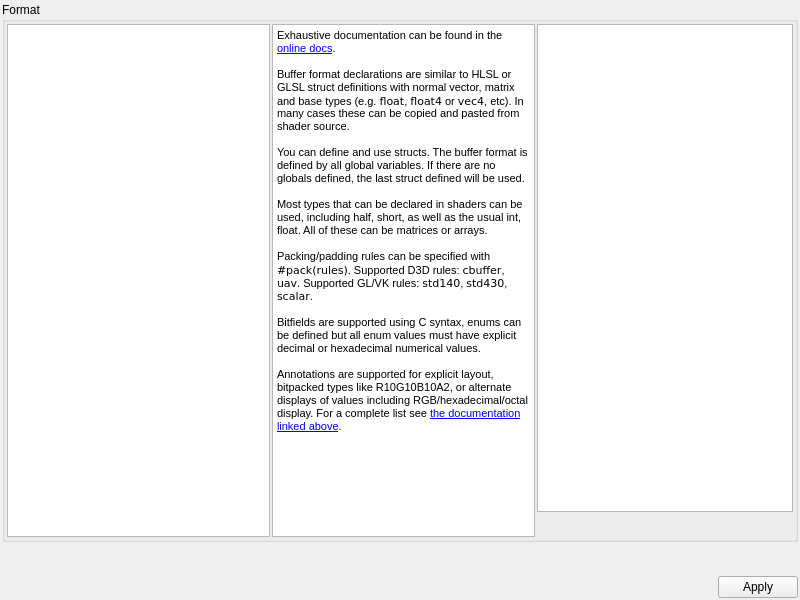
baldurk/renderdoc, file qrenderdoc/Widgets/BufferFormatSpecifier.ui: the form before one commit.
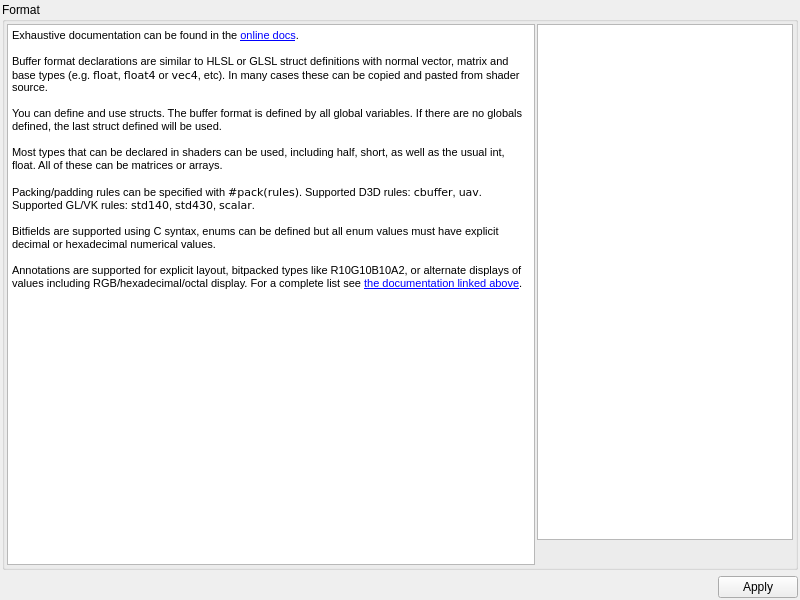
The form after the commit. Icons and pictures are not drawn. Custom widgets are drawn as their Qt base class.

Commit message: Show parse errors on the line they occur

Diff of the .ui file:
```diff
--- a/qrenderdoc/Widgets/BufferFormatSpecifier.ui
+++ b/qrenderdoc/Widgets/BufferFormatSpecifier.ui
@@ -56,9 +56,6 @@
       <property name="bottomMargin">
        <number>2</number>
       </property>
-      <item>
-       <widget class="QTextEdit" name="formatText"/>
-      </item>
       <item>
        <widget class="QTextEdit" name="helpText">
         <property name="html">
@@ -240,61 +237,6 @@
      </layout>
     </widget>
    </item>
-   <item row="1" column="0" colspan="2">
-    <widget class="QLabel" name="errors">
-     <property name="sizePolicy">
-      <sizepolicy hsizetype="Preferred" vsizetype="Fixed">
-       <horstretch>0</horstretch>
-       <verstretch>0</verstretch>
-      </sizepolicy>
-     </property>
-     <property name="palette">
-      <palette>
-       <active>
-        <colorrole role="WindowText">
-         <brush brushstyle="SolidPattern">
-          <color alpha="255">
-           <red>170</red>
-           <green>0</green>
-           <blue>0</blue>
-          </color>
-         </brush>
-        </colorrole>
-       </active>
-       <inactive>
-        <colorrole role="WindowText">
-         <brush brushstyle="SolidPattern">
-          <color alpha="255">
-           <red>170</red>
-           <green>0</green>
-           <blue>0</blue>
-          </color>
-         </brush>
-        </colorrole>
-       </inactive>
-       <disabled>
-        <colorrole role="WindowText">
-         <brush brushstyle="SolidPattern">
-          <color alpha="255">
-           <red>106</red>
-           <green>104</green>
-           <blue>100</blue>
-          </color>
-         </brush>
-        </colorrole>
-       </disabled>
-      </palette>
-     </property>
-     <property name="font">
-      <font>
-       <pointsize>14</pointsize>
-      </font>
-     </property>
-     <property name="wordWrap">
-      <bool>true</bool>
-     </property>
-    </widget>
-   </item>
    <item row="2" column="0">
     <layout class="QHBoxLayout" name="horizontalLayout">
      <item>
```
Left out of the diff: 2 changed lines with no effect on the pictures. The commit also changes 7 other files.
